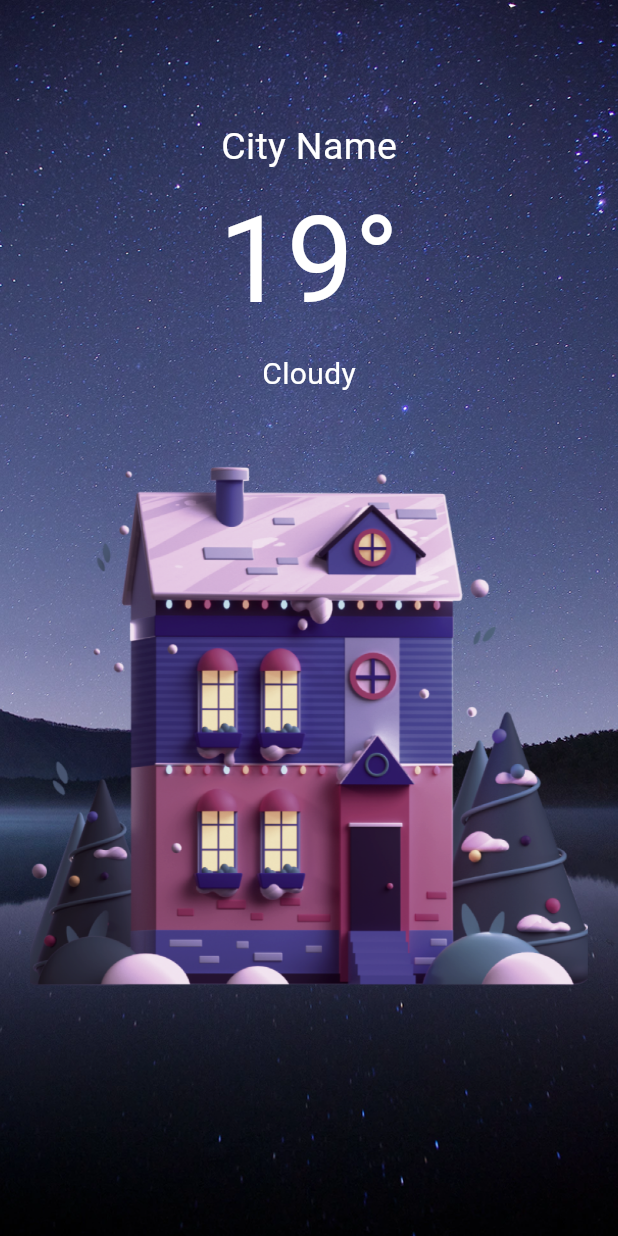
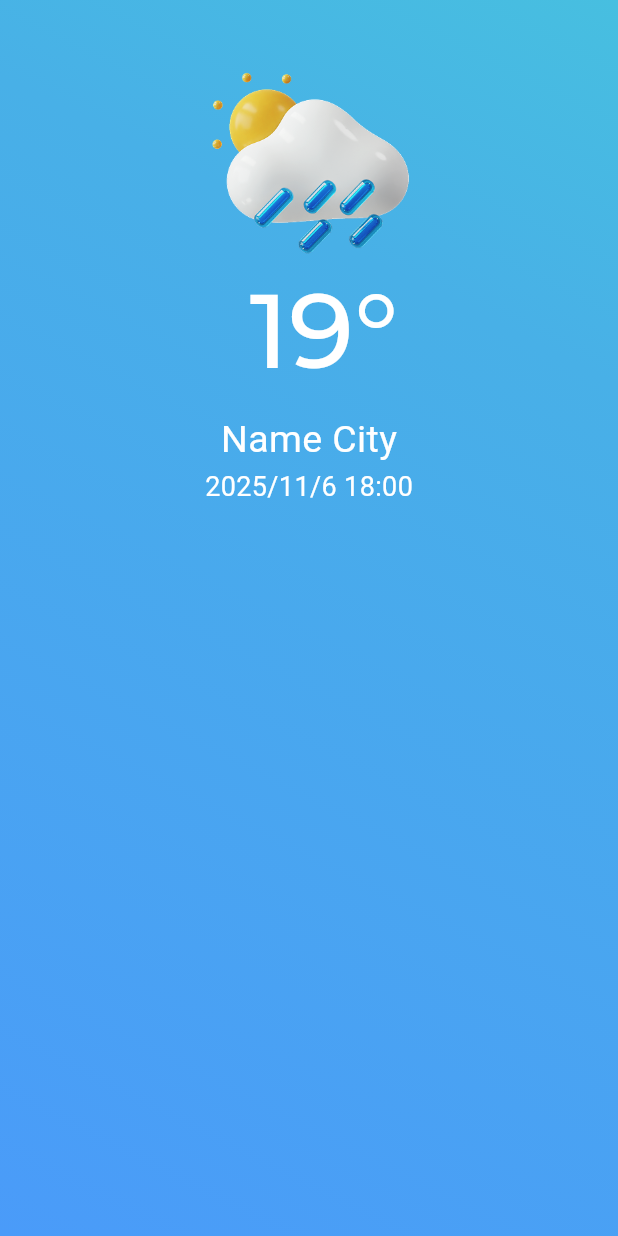
Before and after one commit to VHLuu21/weather_flutter_app_2025, a Flutter app: the screen it shows after launch, on a phone screen of 412 x 824 dp. Run offline on Flutter 3.47's test engine with Material 3 defaults, Android fonts, the phone set to English and light mode, and no system bars.

Commit message:
feat(home): display current weather section

```diff
--- a/weather_app/lib/app_fonts/app_fonts.dart
+++ b/weather_app/lib/app_fonts/app_fonts.dart
@@ -2,4 +2,5 @@
 class AppFonts {
   static const String montserrat = 'Montserrat';
   static const String roboto = 'Roboto';
+  static const String overpass = 'Overpass';
 }
--- /dev/null
+++ b/weather_app/lib/app_theme/app_colors.dart
@@ -0,0 +1,9 @@
+
+import 'package:flutter/material.dart';
+
+class AppColors {
+  static const Color linearbg1 = Color(0xFF4a9bf9);
+  static const Color linearbg2 = Color(0xFF48b0e7);
+  static const Color linearbg3 = Color(0xFF47bfe0);
+  static const Color temp = Color(0xFFFFFFFF);
+}
--- a/weather_app/lib/screen/home_screen.dart
+++ b/weather_app/lib/screen/home_screen.dart
@@ -1,60 +1,34 @@
 import 'package:flutter/material.dart';
-import 'package:weather_app/app_fonts/app_fonts.dart';
+import 'package:weather_app/app_theme/app_colors.dart';
+import 'package:weather_app/widgets/current_weather_section.dart';
 
 class HomeScreen extends StatelessWidget {
   const HomeScreen({super.key});
 
   @override
   Widget build(BuildContext context) {
-    return Container(
-      decoration: BoxDecoration(
-        image: DecorationImage(
-          image: AssetImage("assets/images/backgound.png"),
-          fit: BoxFit.cover,
+    return Scaffold(
+      body: Container(
+        width: double.infinity,
+        height: double.infinity,
+        decoration: BoxDecoration(
+          gradient: LinearGradient(
+            colors: [
+              AppColors.linearbg1,
+              AppColors.linearbg2,
+              AppColors.linearbg3
+            ],
+            stops: [0.0, 0.75, 1.0],
+            begin: Alignment.bottomLeft,
+            end: Alignment.topRight
+          )
         ),
-      ),
-      child: Scaffold(
-        backgroundColor: Colors.transparent,
-        body: SafeArea(
-          child: SingleChildScrollView(
-            child: Padding(
-              padding: EdgeInsets.only(top: 80, left: 20, right: 20),
-              child: Column(
-                children: [
-                  Text(
-                    "City Name",
-                    style: TextStyle(
-                      fontFamily: AppFonts.montserrat,
-                      fontSize: 25,
-                      color: Colors.white,
-                    ),
-                  ),
-                  Text(
-                    "19"
-                    "°",
-                    style: TextStyle(
-                      fontFamily: AppFonts.roboto,
-                      fontSize: 80,
-                      color: Colors.white,
-                    ),
-                  ),
-                  SizedBox(height: 5),
-                  Text(
-                    "Cloudy",
-                    style: TextStyle(
-                      fontFamily: AppFonts.montserrat,
-                      fontSize: 20,
-                      color: Colors.white,
-                    ),
-                  ),
-                  SizedBox(height: 30),
-                  Image.asset("assets/images/House.png"),
-                ],
-              ),
-            ),
-          ),
+        child: Column(
+          children: [
+            CurrentWeatherSection()
+          ],
         ),
-      ),
+      )
     );
   }
 }
--- /dev/null
+++ b/weather_app/lib/widgets/additional_weather.dart
@@ -0,0 +1,18 @@
+
+import 'package:flutter/material.dart';
+
+class AdditionalWeather extends StatefulWidget{
+  const AdditionalWeather({super.key});
+
+  @override
+  State<AdditionalWeather> createState() => _stateAdditionalWeather();
+}
+
+class _stateAdditionalWeather extends State<AdditionalWeather>{
+  @override
+  Widget build(BuildContext context){
+    return GridView.count(
+      crossAxisCount:
+    )
+  }
+}
--- /dev/null
+++ b/weather_app/lib/widgets/current_weather_section.dart
@@ -0,0 +1,56 @@
+import 'package:flutter/material.dart';
+import 'package:weather_app/app_fonts/app_fonts.dart';
+import 'package:weather_app/app_theme/app_colors.dart';
+
+class CurrentWeatherSection extends StatelessWidget {
+  const CurrentWeatherSection({super.key});
+
+  @override
+  Widget build(BuildContext context) {
+    return SafeArea(
+      child: SingleChildScrollView(
+        child: Column(
+          mainAxisAlignment: MainAxisAlignment.center,
+          children: [
+            Image.asset("assets/images/iconlarge.png", width: 190),
+            Transform.translate(
+              offset: Offset(10, -20),
+              child: Text(
+                "19"
+                "°",
+                style: TextStyle(
+                  color: AppColors.temp,
+                  fontFamily: AppFonts.montserrat,
+                  fontSize: 70,
+                  fontWeight: FontWeight.w500,
+                ),
+              ),
+            ),
+            Transform.translate(
+              offset: Offset(0, -15),
+              child: Text(
+                "Name City",
+                style: TextStyle(
+                  color: AppColors.temp,
+                  fontSize: 25,
+                  fontFamily: AppFonts.roboto,
+                ),
+              ),
+            ),
+            Transform.translate(
+              offset: Offset(0, -15),
+              child: Text(
+                "2025/11/6 18:00",
+                style: TextStyle(
+                  color: AppColors.temp,
+                  fontSize: 18,
+                  fontFamily: AppFonts.roboto,
+                ),
+              ),
+            ),
+          ],
+        ),
+      ),
+    );
+  }
+}
```
Also changed, not shown: weather_app/pubspec.yaml (+16 -17 lines), weather_app/assets/fonts/Overpass_Mono/static/OverpassMono-Bold.ttf (added), weather_app/assets/fonts/Overpass_Mono/static/OverpassMono-Medium.ttf (added), weather_app/assets/fonts/Overpass_Mono/static/OverpassMono-Regular.ttf (added), weather_app/assets/images/Screenshot_20230126-182909 1.png (added), weather_app/assets/images/backgound.png, weather_app/assets/images/iconlarge.png (added), weather_app/assets/images/logo.png (added), weather_app/lib/widgets/bottomnav.dart (added).
